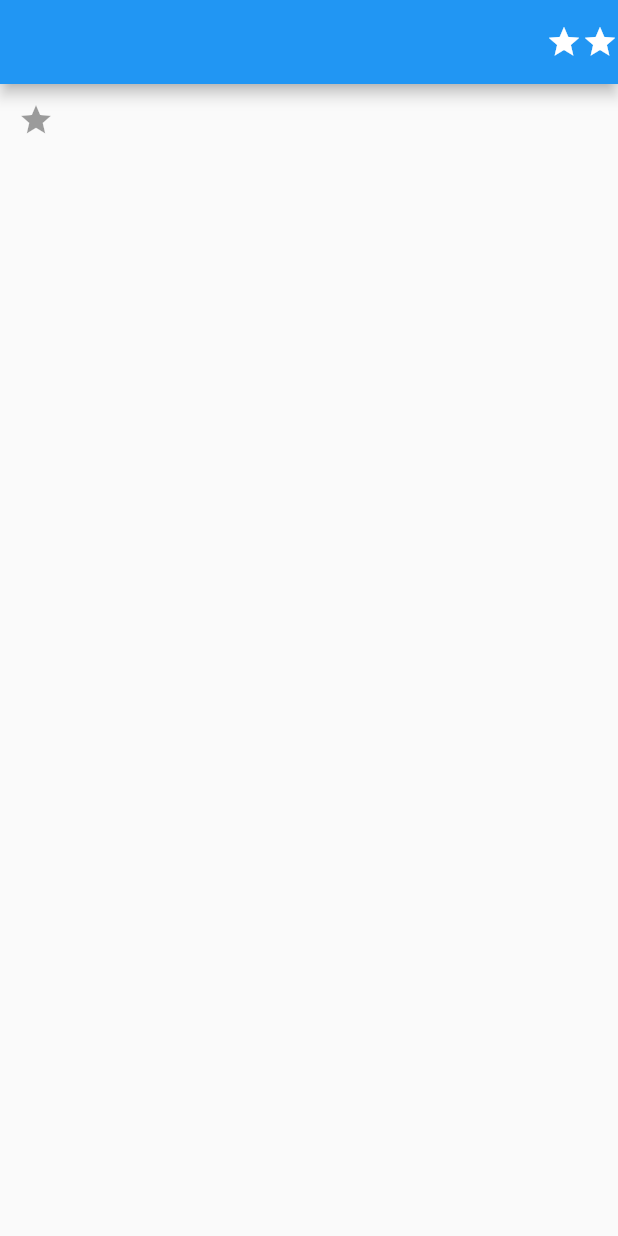
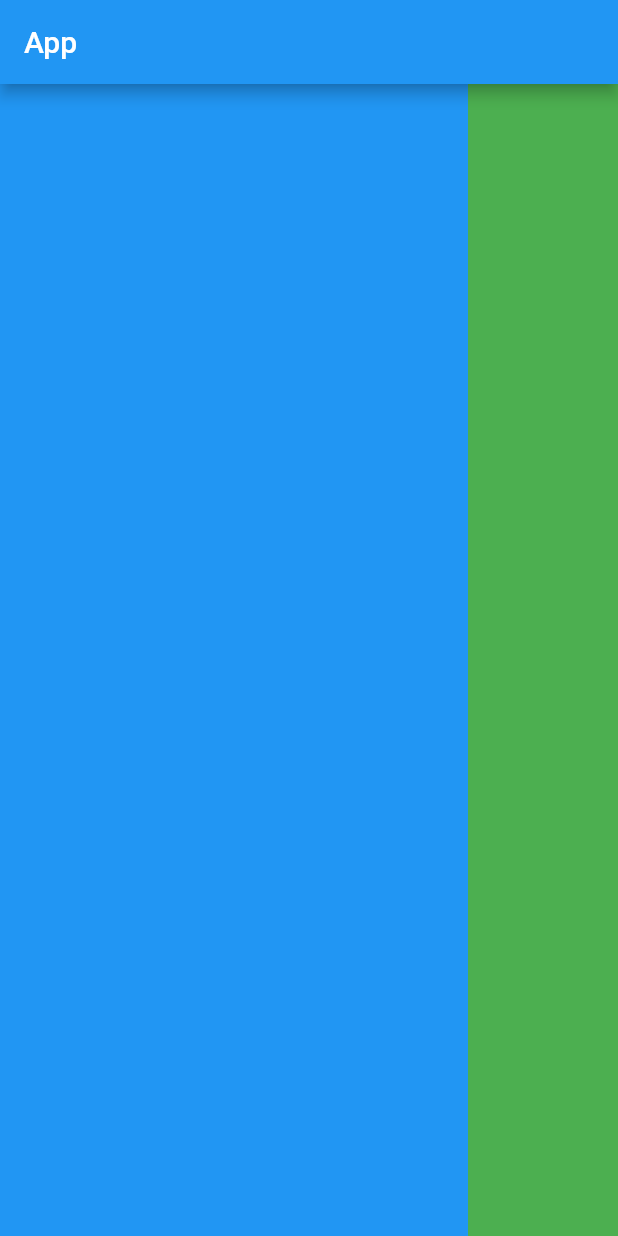
Before and after one commit to ByeongJuP/simple-flutter, a Flutter app: the screen it shows after launch, on a phone screen of 412 x 824 dp. Run offline on Flutter 3.47's test engine with Material 2 defaults, Android fonts, the phone set to English and light mode, and no system bars.

Commit message:
add: Flexible, Expanded example

```diff
--- a/lib/main.dart
+++ b/lib/main.dart
@@ -12,17 +12,17 @@ class MyApp extends StatelessWidget {
     return MaterialApp(
       home: Scaffold(
         appBar: AppBar(
-            // title: const Text('App')
-            // leading: Icon(Icons.star), title: Text('app')
-            actions: [Icon(Icons.star), Icon(Icons.star)]
+            title: const Text('App')
         ),
-        body: const SizedBox(
-          // child: [ Text( "Hello", style: TextStyle(color: Color(0xff953636), fontSize: 30, fontWeight: FontWeight.w700),),]
-          // child: ElevatedButton(
-          //   child: Text('Hello'), onPressed: null, style: ButtonStyle()
-          // )
-          child: IconButton(icon: Icon(Icons.star), onPressed: null,)
-
+        body: Row(
+          children: [
+            // Flexible(child: Container(color: Colors.indigo), flex: 3),
+            // Flexible(child: Container(color: Colors.green), flex: 7)
+            Expanded(child: Container(color: Colors.blue)),
+              // flex:1과 같은 효과
+              // 꽉채우고 싶을때 사용
+            Container(width: 100, color: Colors.green,)
+          ],
         )
       )
     );
```
